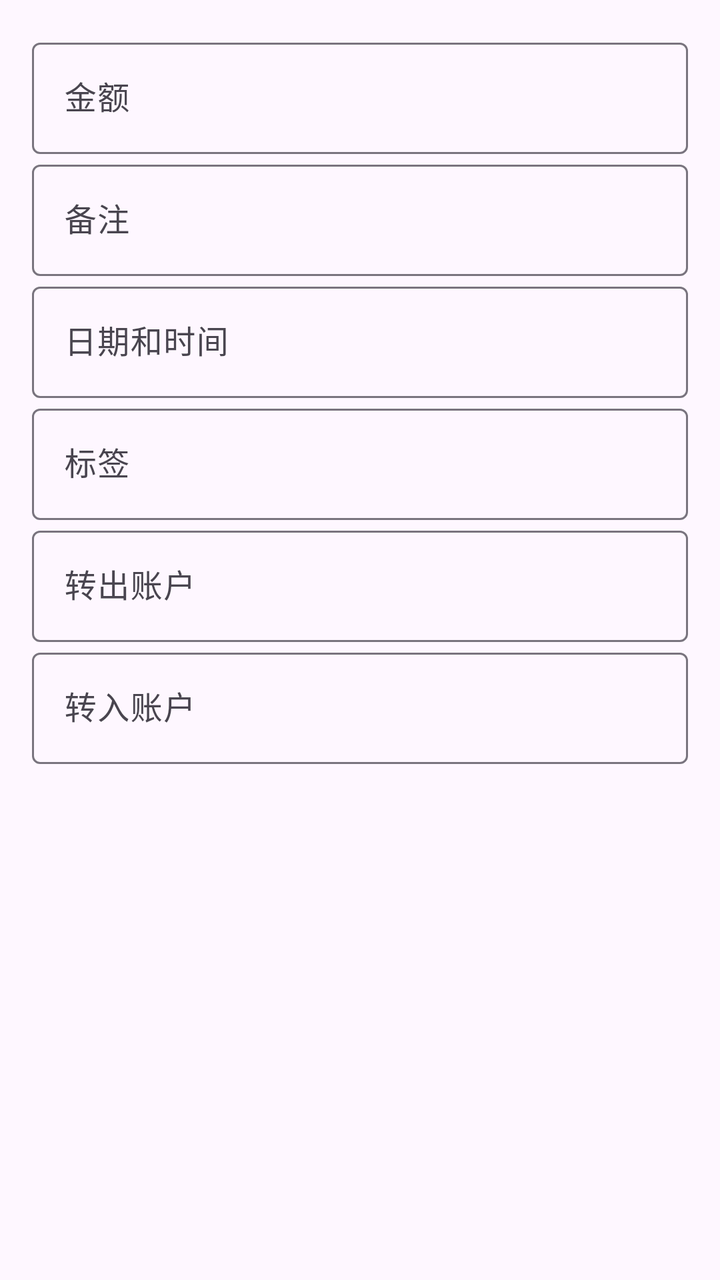
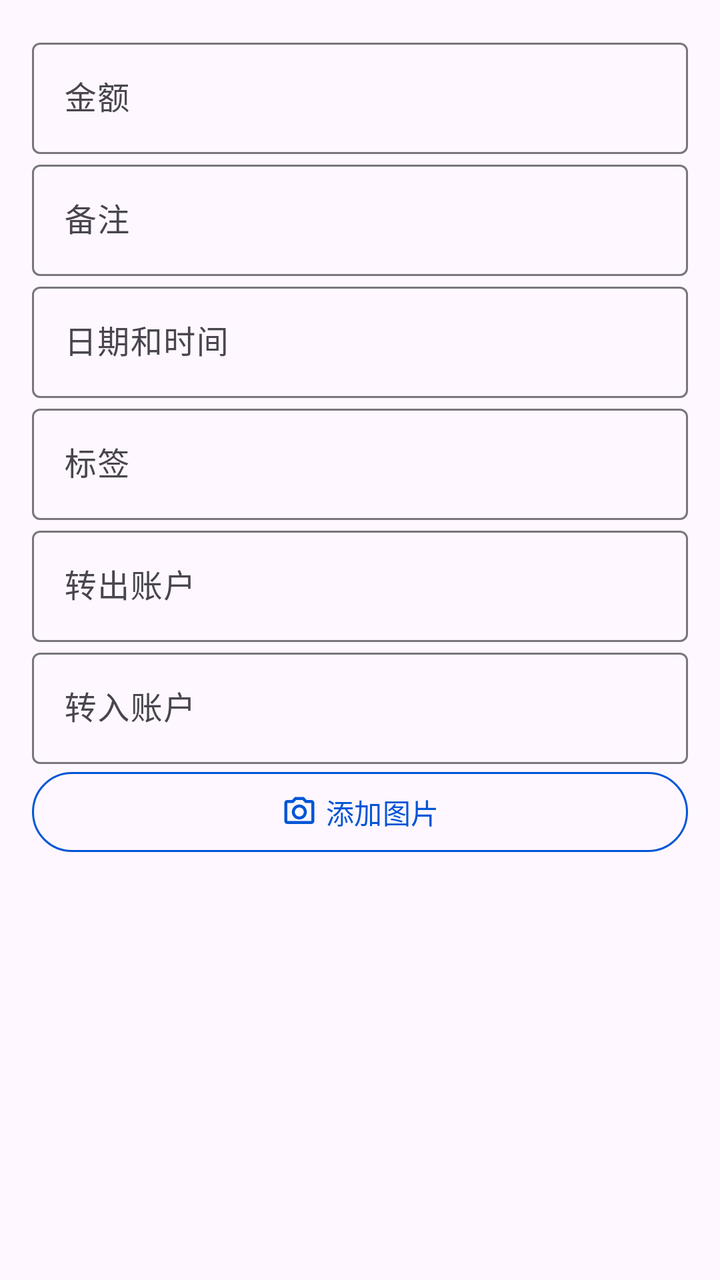

An Android layout rendered at two revisions. The XML below is the earlier revision; the diff shows what the commit changed to produce the second picture.
<!-- AndroidManifest.xml: application theme Theme.ManagerAssistant.Static -->
<!-- res/layout/fragment_transfer.xml -->
<?xml version="1.0" encoding="utf-8"?>
<ScrollView xmlns:android="http://schemas.android.com/apk/res/android"
    xmlns:app="http://schemas.android.com/apk/res-auto"
    android:layout_width="match_parent"
    android:layout_height="match_parent"
    android:orientation="vertical"
    android:padding="16dp">

    <LinearLayout
        android:layout_width="match_parent"
        android:layout_height="wrap_content"
        android:orientation="vertical">

        <com.google.android.material.textfield.TextInputLayout
            android:id="@+id/amount_layout"
            android:layout_width="match_parent"
            android:layout_height="wrap_content"
            app:endIconDrawable="@drawable/baseline_clear_24"
            app:endIconMode="clear_text">

            <com.google.android.material.textfield.TextInputEditText
                android:id="@+id/amount_input"
                style="@style/UserInputEditTextStyle"
                android:layout_width="match_parent"
                android:layout_height="wrap_content"
                android:hint="@string/amount"
                android:inputType="numberDecimal" />
        </com.google.android.material.textfield.TextInputLayout>

        <com.google.android.material.textfield.TextInputLayout
            android:id="@+id/remark_layout"
            android:layout_width="match_parent"
            android:layout_height="wrap_content"
            android:hint="@string/remark"
            app:endIconDrawable="@drawable/baseline_clear_24"
            app:endIconMode="clear_text">

            <com.google.android.material.textfield.TextInputEditText
                android:id="@+id/remark_input"
                style="@style/UserInputEditTextStyle"
                android:layout_width="match_parent"
                android:layout_height="wrap_content"
                android:maxLength="20" />
        </com.google.android.material.textfield.TextInputLayout>

        <com.google.android.material.textfield.TextInputLayout
            android:id="@+id/datetime_layout"
            android:layout_width="match_parent"
            android:layout_height="wrap_content"
            android:hint="@string/date_time">

            <com.google.android.material.textfield.TextInputEditText
                android:id="@+id/datetime_input"
                style="@style/ClickableEditTextStyle"
                android:layout_width="match_parent"
                android:layout_height="wrap_content"
                android:focusable="false" />
        </com.google.android.material.textfield.TextInputLayout>

        <com.google.android.material.textfield.TextInputLayout
            android:id="@+id/running_account_tag_layout"
            android:layout_width="match_parent"
            android:layout_height="wrap_content"
            android:hint="@string/tag">

            <com.google.android.material.textfield.TextInputEditText
                android:id="@+id/running_account_tag_input"
                style="@style/ClickableEditTextStyle"
                android:layout_width="match_parent"
                android:layout_height="wrap_content" />
        </com.google.android.material.textfield.TextInputLayout>

        
        <com.google.android.material.textfield.TextInputLayout
            android:id="@+id/export_account_layout"
            android:layout_width="match_parent"
            android:layout_height="wrap_content"
            app:endIconDrawable="@drawable/baseline_clear_24"
            app:endIconMode="clear_text">

            <com.google.android.material.textfield.TextInputEditText
                android:id="@+id/export_account_input"
                style="@style/UserInputEditTextStyle"
                android:layout_width="match_parent"
                android:layout_height="wrap_content"
                android:hint="@string/export_account" />
        </com.google.android.material.textfield.TextInputLayout>

        <com.google.android.material.textfield.TextInputLayout
            android:id="@+id/import_account_layout"
            android:layout_width="match_parent"
            android:layout_height="wrap_content"
            app:endIconDrawable="@drawable/baseline_clear_24"
            app:endIconMode="clear_text">

            <com.google.android.material.textfield.TextInputEditText
                android:id="@+id/import_account_input"
                style="@style/UserInputEditTextStyle"
                android:layout_width="match_parent"
                android:layout_height="wrap_content"
                android:hint="@string/import_account" />
        </com.google.android.material.textfield.TextInputLayout>
    </LinearLayout>
</ScrollView>
<!-- resources referenced by this layout -->
<resources>
  <!-- drawable baseline_clear_24 (drawable) -->
  <vector xmlns:android="http://schemas.android.com/apk/res/android" android:height="24dp" android:tint="#000000" android:viewportHeight="24" android:viewportWidth="24" android:width="24dp">
        
      <path android:fillColor="@android:color/white" android:pathData="M19,6.41L17.59,5 12,10.59 6.41,5 5,6.41 10.59,12 5,17.59 6.41,19 12,13.41 17.59,19 19,17.59 13.41,12z"/>
      
  </vector>
  <string name="amount">金额</string>
  <string name="date_time">日期和时间</string>
  <string name="export_account">转出账户</string>
  <string name="import_account">转入账户</string>
  <string name="remark">备注</string>
  <string name="tag">标签</string>
  <style name="ClickableEditTextStyle" parent="Widget.Material3.TextInputEditText.OutlinedBox">
          <item name="android:inputType">text</item>
          <item name="android:focusable">false</item>
          <item name="android:clickable">true</item>
          <item name="android:textColorHighlight">?attr/colorControlHighlight</item>
      </style>
  <style name="UserInputEditTextStyle" parent="Widget.Material3.TextInputEditText.OutlinedBox">
          <item name="android:inputType">text</item>
          <item name="android:textColorHighlight">?attr/colorSurfaceVariant</item>
          <item name="android:maxLength">20</item>
      </style>
  <color name="color_primary">#0055d6</color>
  <color name="color_on_primary">#ffffff</color>
  <color name="color_primary_container">#d8e1fe</color>
  <color name="color_secondary_container">#e0e1ff</color>
  <color name="color_surface">#faf9ff</color>
  <color name="color_surface_container">#ebedfa</color>
  <color name="color_surface_container_low">#edeffc</color>
  <style name="ToolBarStyle" parent="Widget.Material3.Toolbar">
          <item name="android:backgroundTint">?attr/colorSurface</item>
          <item name="navigationIconTint">?attr/colorPrimary</item>
          <item name="contentInsetStart">10dp</item>
          <item name="titleTextAppearance">@style/TitleStyle</item>
      </style>
  <style name="TitleStyle">
          <item name="android:textSize">23sp</item>
      </style>
  <!-- unchanged entries left out for length: 1 -->
</resources>

<!-- the commit's change to res/layout/fragment_transfer.xml (unified diff, before → after) -->
@@ -100,5 +100,16 @@
                 android:layout_height="wrap_content"
                 android:hint="@string/import_account" />
         </com.google.android.material.textfield.TextInputLayout>
+
+        <com.google.android.material.button.MaterialButton
+            android:id="@+id/picture_add"
+            style="@style/OutlinedBtnStyle"
+            android:layout_width="match_parent"
+            android:layout_height="wrap_content"
+            android:layout_marginStart="0dp"
+            android:layout_marginEnd="0dp"
+            android:text="@string/add_picture"
+            app:icon="@drawable/outline_photo_camera_24"
+            app:iconGravity="textStart" />
     </LinearLayout>
 </ScrollView>
<!-- resource entries referenced after the edit -->
@@ -6,6 +6,13 @@
       <path android:fillColor="@android:color/white" android:pathData="M19,6.41L17.59,5 12,10.59 6.41,5 5,6.41 10.59,12 5,17.59 6.41,19 12,13.41 17.59,19 19,17.59 13.41,12z"/>
       
   </vector>
+  <!-- drawable outline_photo_camera_24 (drawable) -->
+  <vector xmlns:android="http://schemas.android.com/apk/res/android" android:height="24dp" android:tint="#000000" android:viewportHeight="24" android:viewportWidth="24" android:width="24dp">
+        
+      <path android:fillColor="@android:color/white" android:pathData="M14.12,4l1.83,2L20,6v12L4,18L4,6h4.05l1.83,-2h4.24M15,2L9,2L7.17,4L4,4c-1.1,0 -2,0.9 -2,2v12c0,1.1 0.9,2 2,2h16c1.1,0 2,-0.9 2,-2L22,6c0,-1.1 -0.9,-2 -2,-2h-3.17L15,2zM12,9c1.65,0 3,1.35 3,3s-1.35,3 -3,3 -3,-1.35 -3,-3 1.35,-3 3,-3m0,-2c-2.76,0 -5,2.24 -5,5s2.24,5 5,5 5,-2.24 5,-5 -2.24,-5 -5,-5z"/>
+      
+  </vector>
+  <string name="add_picture">添加图片</string>
   <string name="amount">金额</string>
   <string name="date_time">日期和时间</string>
   <string name="export_account">转出账户</string>
@@ -17,6 +24,13 @@
           <item name="android:focusable">false</item>
           <item name="android:clickable">true</item>
           <item name="android:textColorHighlight">?attr/colorControlHighlight</item>
+      </style>
+  <style name="OutlinedBtnStyle" parent="Widget.Material3.Button.OutlinedButton">
+          <item name="android:textColor">?attr/colorPrimary</item>
+          <item name="strokeColor">?attr/colorPrimary</item>
+          <item name="strokeWidth">1dp</item>
+          <item name="android:layout_marginStart">10dp</item>
+          <item name="android:layout_marginEnd">10dp</item>
       </style>
   <style name="UserInputEditTextStyle" parent="Widget.Material3.TextInputEditText.OutlinedBox">
           <item name="android:inputType">text</item>
